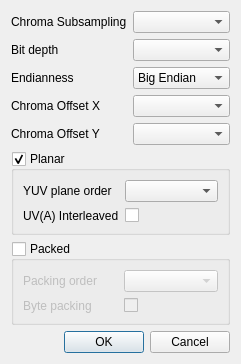
The window that YUViewLib/ui/videoHandlerYUV_CustomFormatDialog.ui (FaiScofield/YUView) describes before a commit, drawn with Qt 5.
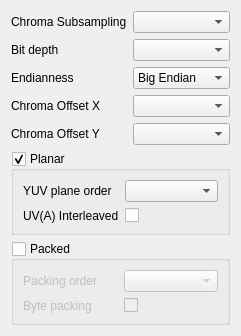
The same window after the commit.

Commit message: style[yuv]: 调整自定义YUV格式对话框为嵌入式组件，并改为恒定可见

The edit to the form file:
```diff
--- a/YUViewLib/ui/videoHandlerYUV_CustomFormatDialog.ui
+++ b/YUViewLib/ui/videoHandlerYUV_CustomFormatDialog.ui
@@ -1,19 +1,19 @@
 <?xml version="1.0" encoding="UTF-8"?>
 <ui version="4.0">
  <class>CustomYUVFormatDialog</class>
- <widget class="QDialog" name="CustomYUVFormatDialog">
+ <widget class="QWidget" name="CustomYUVFormatDialog">
   <property name="geometry">
    <rect>
     <x>0</x>
     <y>0</y>
-    <width>236</width>
+    <width>239</width>
     <height>335</height>
    </rect>
   </property>
   <property name="windowTitle">
    <string>Custom YUV Format</string>
   </property>
-  <layout class="QVBoxLayout" name="verticalLayout" stretch="0,0,0,0,0">
+  <layout class="QVBoxLayout" name="verticalLayout" stretch="0,0,0">
    <item>
     <layout class="QGridLayout" name="gridLayout">
      <item row="3" column="0">
@@ -316,26 +316,6 @@
      </layout>
     </widget>
    </item>
-   <item>
-    <spacer name="verticalSpacer">
-     <property name="orientation">
-      <enum>Qt::Vertical</enum>
-     </property>
-     <property name="sizeHint" stdset="0">
-      <size>
-       <width>20</width>
-       <height>40</height>
-      </size>
-     </property>
-    </spacer>
-   </item>
-   <item>
-    <widget class="QDialogButtonBox" name="buttonBox">
-     <property name="standardButtons">
-      <set>QDialogButtonBox::Cancel|QDialogButtonBox::Ok</set>
-     </property>
-    </widget>
-   </item>
   </layout>
  </widget>
  <tabstops>
```
Left out of the diff: 35 changed lines with no effect on the pictures. The commit also changes 4 other files.
